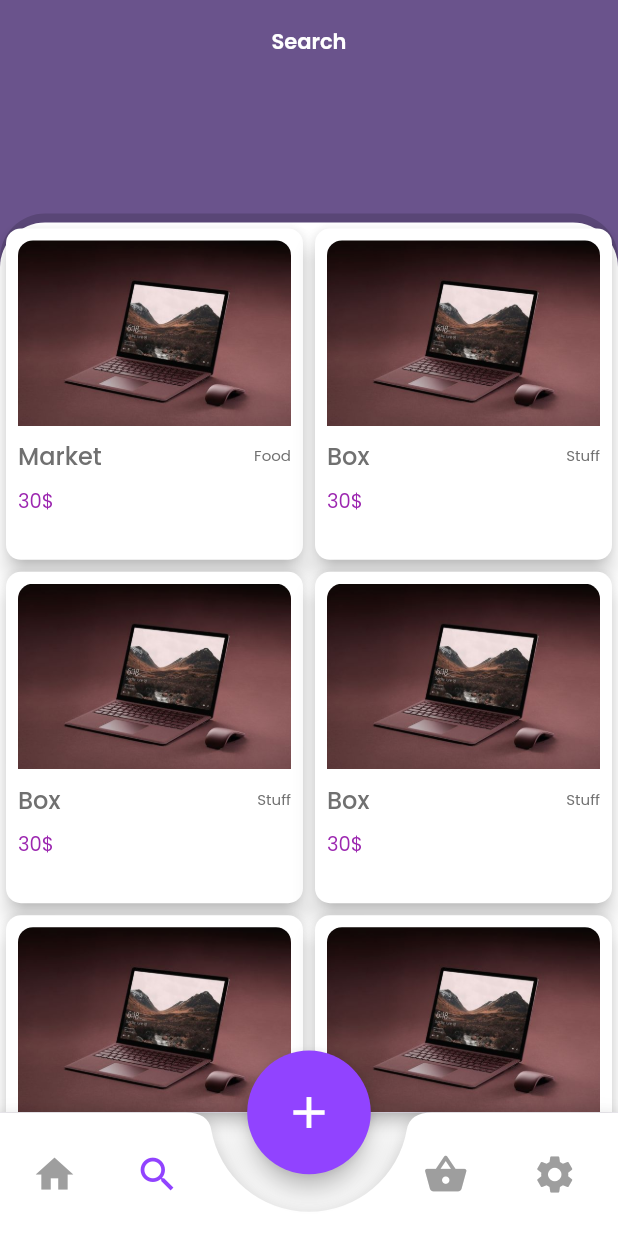
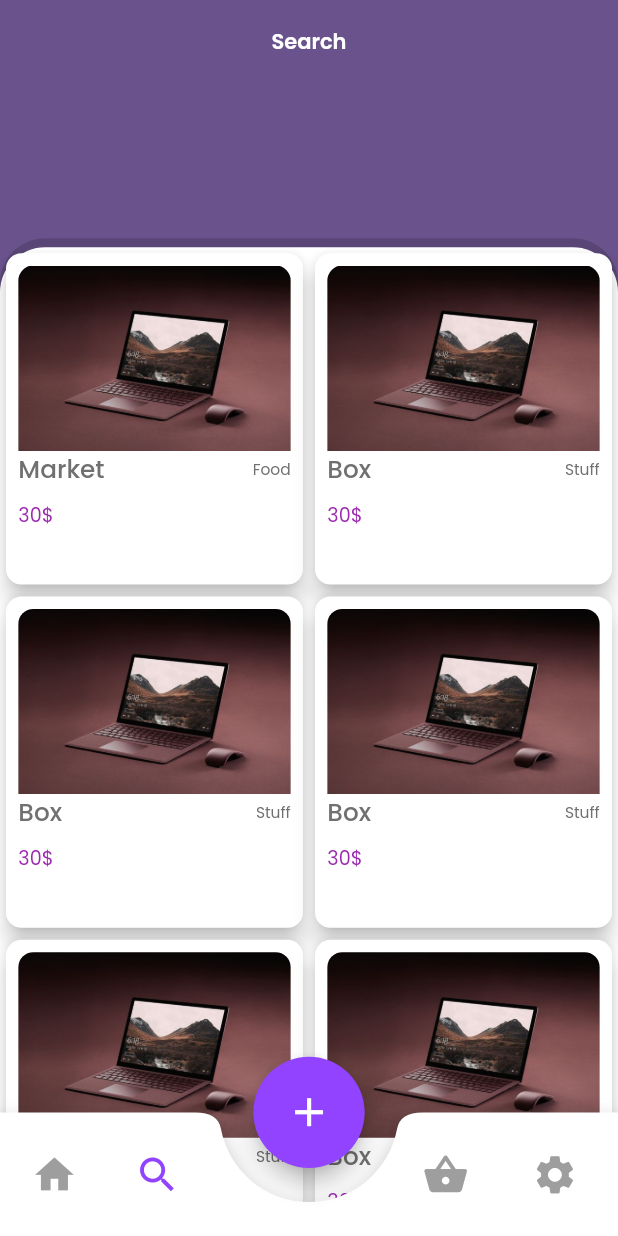
Before and after one commit to ahmad20066/padilni, a Flutter app: the MainScreen screen opened by its route, item 2 of the bottom bar chosen, on a phone screen of 412 x 824 dp. Run offline on Flutter 3.47's test engine with Material 2 defaults, Android fonts, the phone set to English and light mode, and no system bars; our stand-ins replace device_info_plus, dio, firebase_core, firebase_messaging, flutter_local_notifications, flutter_svg and 5 more; accounts and stored records are empty; network calls fail.

Commit message:
bug fixing

```diff
--- a/lib/presentation/auth/signup/sign_up_page.dart
+++ b/lib/presentation/auth/signup/sign_up_page.dart
@@ -95,14 +95,14 @@ class SignUpPage extends StatelessWidget {
                     {
                       return "required feild".tr;
                     }
-                    if(v!=passwordController.text)
+                    if(v.compareTo(passwordController.text)!=0)
                     {
-                      return "password and this feild does not match".tr;
+                      return "check the password again".tr;
                     }
                     return null;
                   },
                   controller: confirmPasswordController,
-                  suffix: Icon(Icons.lock),
+                  suffix: const Icon(Icons.lock),
                 ),
                 GetHeight(height: Get.height * 0.02),
                 SizedBox(
--- a/lib/presentation/home/screen/home_page.dart
+++ b/lib/presentation/home/screen/home_page.dart
@@ -30,9 +30,9 @@ class _HomePageState extends State<HomePage> {
                 height: Get.height * 0.05,
               ),
               TitleWidget(title: "Categories"),
-              SizedBox(
-                height: Get.height * 0.03,
-              ),
+              // SizedBox(
+              //   height: Get.height * 0.01,
+              // ),
               CategoriesList(categories: controller.categories),
               TitleWidget(title: "List"),
               ListGrid(products: [
--- a/lib/presentation/home/widgets/categories/categories_list.dart
+++ b/lib/presentation/home/widgets/categories/categories_list.dart
@@ -14,7 +14,7 @@ class CategoriesList extends StatelessWidget {
   @override
   Widget build(BuildContext context) {
     return SizedBox(
-      height: Get.height * 0.2,
+      height: Get.height * 0.16,
       child: ListView.builder(
         padding: EdgeInsetsDirectional.only(start: Get.width * 0.1),
         scrollDirection: Axis.horizontal,
--- a/lib/presentation/home/widgets/list/list_item.dart
+++ b/lib/presentation/home/widgets/list/list_item.dart
@@ -9,14 +9,16 @@ class ListItem extends StatelessWidget {
 
   @override
   Widget build(BuildContext context) {
-    return Card(
+    return SizedBox(
+      height: Get.height*0.13,
+      child: Card(
         surfaceTintColor: Colors.white,
         semanticContainer: false,
         color: Colors.white,
-      shape: RoundedRectangleBorder(borderRadius: BorderRadius.circular(10)),
+        shape: RoundedRectangleBorder(borderRadius: BorderRadius.circular(Get.width*0.025)),
         elevation: 6,
         child: Padding(
-        padding: const EdgeInsets.all(8.0),
+          padding:  EdgeInsets.all(Get.width*0.02),
           child: Column(
             children: [
               ClipRRect(
@@ -26,23 +28,20 @@ class ListItem extends StatelessWidget {
                   "assets/images/onboarding2.png",
                   height: Get.height * 0.15,
                   width: double.infinity,
-                fit: BoxFit.cover,
+                  fit: BoxFit.fill,
                 ),
-            ),
-            SizedBox(
-              height: Get.height * 0.01,
               ),
               Row(
                 children: [
                   Text(
                     product.name,
                     style: GoogleFonts.poppins(
-                      fontSize: 16, fontWeight: FontWeight.w500),
+                        fontSize: Get.width*0.04, fontWeight: FontWeight.w500),
                   ),
                   Spacer(),
                   Text(
                     product.type,
-                  style: GoogleFonts.poppins(fontSize: 10),
+                    style: GoogleFonts.poppins(fontSize: Get.width*0.025),
                   ),
                 ],
               ),
@@ -53,12 +52,13 @@ class ListItem extends StatelessWidget {
                 alignment: Alignment.centerLeft,
                 child: Text(
                   "30\$",
-                style: GoogleFonts.poppins(color: Colors.purple, fontSize: 13),
+                  style: GoogleFonts.poppins(color: Colors.purple, fontSize: Get.width*0.031),
                 ),
               )
             ],
           ),
         ),
+      ),
     );
   }
 }
--- a/lib/presentation/home/widgets/title_widget.dart
+++ b/lib/presentation/home/widgets/title_widget.dart
@@ -21,9 +21,9 @@ class TitleWidget extends StatelessWidget {
         ),
         Divider(
           thickness: 2,
-          color: Colors.grey,
+          color: Colors.grey[200],
           indent: Get.width * 0.1,
-          endIndent: Get.width * 0.4,
+          endIndent: Get.width * 0.1,
         )
       ],
     );
--- a/lib/presentation/main_screen/screen/main_screen.dart
+++ b/lib/presentation/main_screen/screen/main_screen.dart
@@ -9,8 +9,9 @@ class MainScreen extends StatelessWidget {
   @override
   Widget build(BuildContext context) {
     return Scaffold(
+      extendBody: true,
       floatingActionButton: SizedBox(
-        height: Get.height * 0.1,
+        height: Get.height * 0.09,
         child: FittedBox(
           child: FloatingActionButton(
             backgroundColor: AppColors.fifthcolor,
@@ -23,8 +24,8 @@ class MainScreen extends StatelessWidget {
       bottomNavigationBar: BottomAppBar(
           height: Get.height * 0.1,
           color: Colors.white,
-          shape: CircularNotchedRectangle(),
-          notchMargin: 25,
+          shape: const CircularNotchedRectangle(),
+          notchMargin: Get.width*0.055,
           child: Obx(
             () => Row(
               children: <Widget>[
@@ -37,7 +38,7 @@ class MainScreen extends StatelessWidget {
                     color: controller.currentIndex.value == 0
                         ? AppColors.fifthcolor
                         : Colors.grey,
-                    size: 30,
+                    size: Get.width*0.075,
                   ),
                   onPressed: () {
                     controller.currentIndex.value = 0;
@@ -52,7 +53,7 @@ class MainScreen extends StatelessWidget {
                     color: controller.currentIndex.value == 1
                         ? AppColors.fifthcolor
                         : Colors.grey,
-                    size: 30,
+                    size:  Get.width*0.075,
                   ),
                   onPressed: () {
                     controller.currentIndex.value = 1;
@@ -67,7 +68,7 @@ class MainScreen extends StatelessWidget {
                     color: controller.currentIndex.value == 2
                         ? AppColors.fifthcolor
                         : Colors.grey,
-                    size: 30,
+                    size:  Get.width*0.075,
                   ),
                   onPressed: () {
                     controller.currentIndex.value = 2;
@@ -82,7 +83,7 @@ class MainScreen extends StatelessWidget {
                     color: controller.currentIndex.value == 3
                         ? AppColors.fifthcolor
                         : Colors.grey,
-                    size: 30,
+                    size:  Get.width*0.075,
                   ),
                   onPressed: () {
                     controller.currentIndex.value = 3;
```
Also changed, not shown: lib/data/repositories/auth_repository.dart (+53 -2 lines), lib/data/repositories/login_repository.dart (deleted, +0 -60 lines), lib/models/login/login_model.dart (deleted, +0 -25 lines), lib/presentation/auth/login/controller/login_controller.dart (+7 -5 lines), lib/presentation/auth/newpassword/new_password_controller.dart (+7 -6 lines), lib/presentation/auth/resetpassword/reset_password_controller.dart (+8 -2 lines), lib/presentation/auth/resetpassword/reset_password_page.dart (+13 -54 lines), lib/presentation/auth/signup/logic/sign_up_controller.dart (+4 -4 lines), lib/presentation/auth/verification/logic/verification_controller.dart (+18 -4 lines), lib/presentation/auth/verification/verification_page.dart (+12 -3 lines), lib/presentation/home/widgets/list/list.dart (+9 -2 lines). Lines whose indentation alone changed are shown as unchanged.
